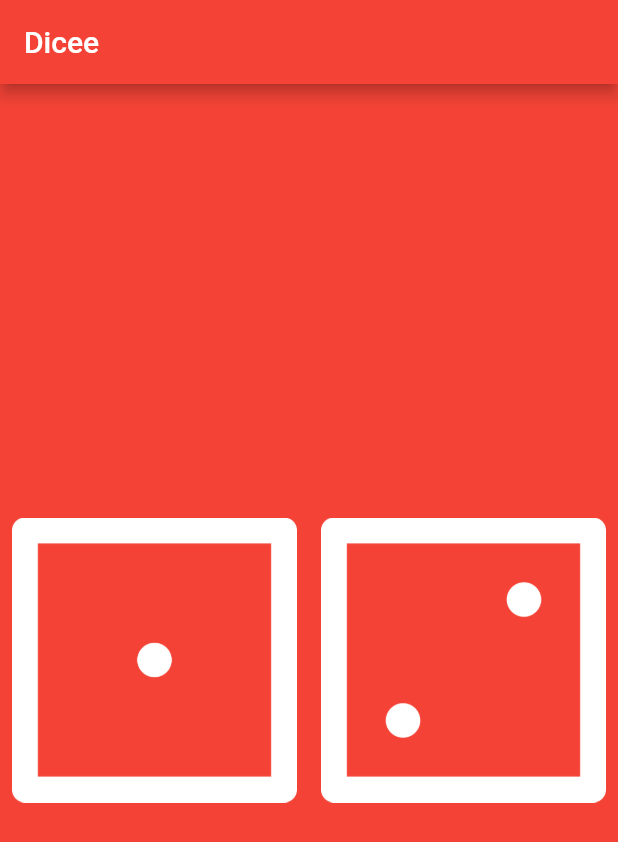
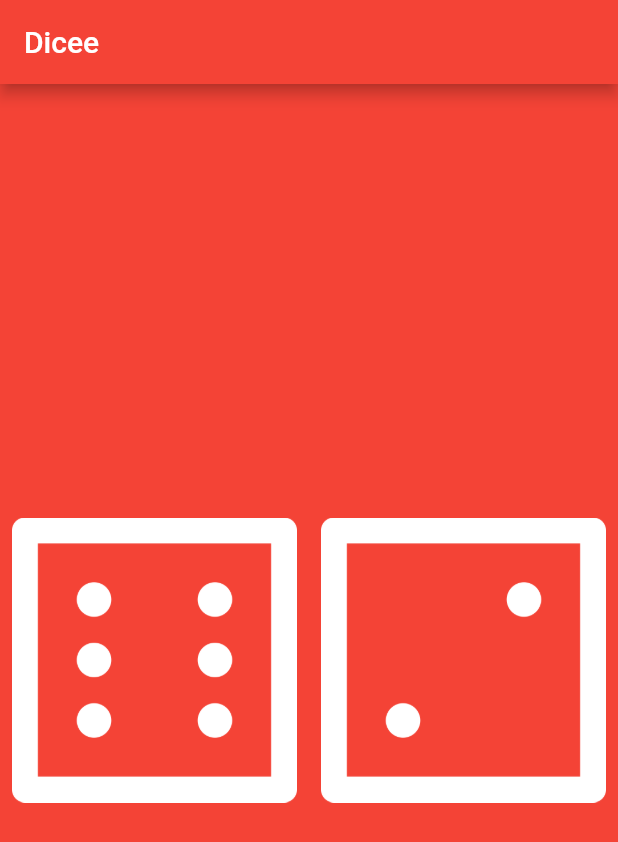
Before and after one commit to ShahriarHossainRifat/Dummy005-Dicee, a Flutter app: the screen it shows after launch, on a phone screen of 412 x 824 dp. Shown: the top 842 px of the screen. Run offline on Flutter 3.47's test engine with Material 2 defaults, Android fonts, the phone set to English and light mode, and no system bars.

Commit message:
added a variable

```diff
--- a/lib/main.dart
+++ b/lib/main.dart
@@ -18,12 +18,13 @@ class DicePage extends StatelessWidget {
 
   @override
   Widget build(BuildContext context) {
+    var LeftButtonImage = 6;
     return Center(
       child: Row(
         children: [
           Expanded(
             child: TextButton(
-              child: Image.asset('images/dice1.png'),
+              child: Image.asset('images/dice$LeftButtonImage.png'),
               onPressed: () {
                 print('Left button pressed!');
               },
```
